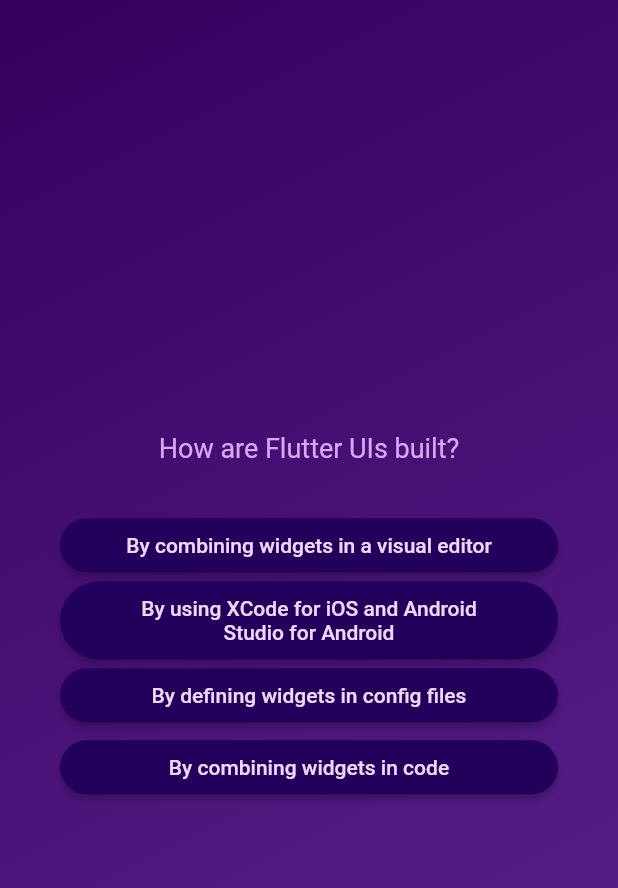
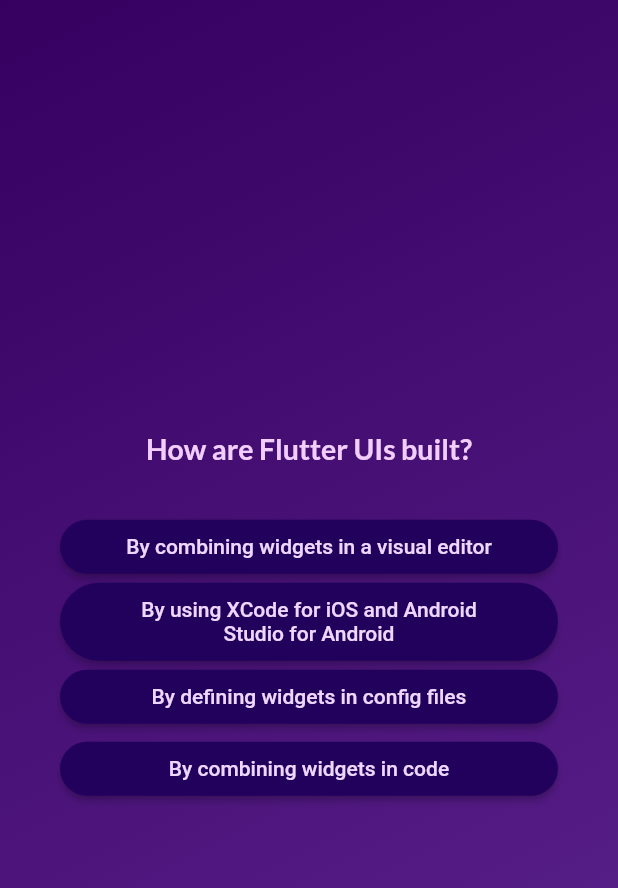
Before and after one commit to D3ShOoM/quiz_app, a Flutter app: the screen it shows after launch, after a tap on "Start Quiz", after a tap on "Components", on a phone screen of 412 x 824 dp. Shown: the top 888 px of the screen. Run offline on Flutter 3.47's test engine with Material 2 defaults, Android fonts, the phone set to English and light mode, and no system bars; our stand-ins replace google_fonts.

```diff
--- a/lib/answer_button.dart
+++ b/lib/answer_button.dart
@@ -10,13 +10,14 @@ class AnswerButton extends StatelessWidget {
       style: ElevatedButton.styleFrom(
           padding: const EdgeInsets.symmetric(horizontal: 40, vertical: 10),
           foregroundColor: const Color.fromARGB(255, 238, 215, 252),
-            backgroundColor: Color.fromARGB(255, 34, 1, 92),
-            shape: RoundedRectangleBorder(
-                borderRadius: BorderRadius.circular(40))),
+          backgroundColor: const Color.fromARGB(255, 34, 1, 92),
+          shape:
+              RoundedRectangleBorder(borderRadius: BorderRadius.circular(40))),
       onPressed: onTap,
       child: Text(
         text,
         textAlign: TextAlign.center,
-        ));
+      ),
+    );
   }
 }
--- a/lib/questions_screen.dart
+++ b/lib/questions_screen.dart
@@ -5,7 +5,9 @@ import 'package:quiz_app/styled_text.dart';
 import 'package:quiz_app/data/questions.dart';
 
 class QuestionScreen extends StatefulWidget {
-  const QuestionScreen({super.key});
+  const QuestionScreen({super.key, required this.onSelectAnswer});
+
+  final void Function(String answer) onSelectAnswer;
 
   @override
   State<QuestionScreen> createState() {
@@ -14,19 +16,15 @@ class QuestionScreen extends StatefulWidget {
 }
 
 class _QuestionsScreenState extends State<QuestionScreen> {
-  @override
-  void initState() {
-    // TODO: implement initState
-    super.initState();
-  }
   var currentQuestionIndex = 0;
 
-  void onTap(){
+  void answerQuestion(String selectedAnswer) {
+    widget.onSelectAnswer(selectedAnswer);
     setState(() {
-      currentQuestionIndex++;
+      currentQuestionIndex += 1;
     });
+  }
 
-  }
   @override
   Widget build(BuildContext context) {
     final currentQuestion = questions[currentQuestionIndex];
@@ -38,7 +36,16 @@ class _QuestionsScreenState extends State<QuestionScreen> {
         children: [
           StyledText(currentQuestion.text),
           const SizedBox(height: 30),
-          ...currentQuestion.getShuffledList().map((answer) => AnswerButton(onTap, answer)),
+          ...currentQuestion.getShuffledList().map(
+            (answer) {
+              return AnswerButton(
+                () {
+                  answerQuestion(answer);
+                },
+                answer,
+              );
+            },
+          ),
         ],
       ),
     );
--- a/lib/quiz.dart
+++ b/lib/quiz.dart
@@ -1,4 +1,6 @@
 import 'package:flutter/material.dart';
+import 'package:quiz_app/data/questions.dart';
+import 'package:quiz_app/results_screen.dart';
 import 'package:quiz_app/questions_screen.dart';
 import 'package:quiz_app/start_screen.dart';
 
@@ -12,6 +14,7 @@ class Quiz extends StatefulWidget {
 }
 
 class _QuizState extends State<Quiz> {
+  List<String> selectedAnswers = [];
   var activeScreen = 'start-screen';
   @override
   void initState() {
@@ -25,14 +28,25 @@ class _QuizState extends State<Quiz> {
     });
   }
 
+  void chooseAnswer(String answer) {
+    selectedAnswers.add(answer);
+    if (selectedAnswers.length == questions.length){
+      setState(() {
+        activeScreen = 'results-screen';
+      });
+
+    }
+  }
+
   @override
   Widget build(BuildContext context) {
     Widget screenWidget = StartScreen(switchScreen);
 
-    if (activeScreen == 'questions-screen'){
-      screenWidget = QuestionScreen();
+    if (activeScreen == 'questions-screen') {
+      screenWidget = QuestionScreen(onSelectAnswer: chooseAnswer,);
+    }else if (activeScreen == 'results-screen'){
+      screenWidget = ResultsScreen(chosenAnswers: selectedAnswers,);
     }
-
     return MaterialApp(
       home: Scaffold(
         body: Container(
--- a/lib/styled_text.dart
+++ b/lib/styled_text.dart
@@ -1,4 +1,5 @@
 import 'package:flutter/material.dart';
+import 'package:google_fonts/google_fonts.dart';
 
 class StyledText extends StatelessWidget {
   const StyledText(this.text, {super.key});
@@ -7,8 +8,13 @@ class StyledText extends StatelessWidget {
   @override
   Widget build(BuildContext context) {
     return Text(
-      text,textAlign: TextAlign.center,
-      style: const TextStyle(color: Color.fromARGB(255, 220, 166, 243), fontSize: 18),
+      text,
+      textAlign: TextAlign.center,
+      style: GoogleFonts.lato(
+        color: const Color.fromARGB(255, 242, 206, 252),
+        fontSize: 19,
+        fontWeight: FontWeight.bold,
+      ),
     );
   }
 }
--- a/pubspec.yaml
+++ b/pubspec.yaml
@@ -35,6 +35,7 @@ dependencies:
   # The following adds the Cupertino Icons font to your application.
   # Use with the CupertinoIcons class for iOS style icons.
   cupertino_icons: ^1.0.2
+  google_fonts: ^5.1.0
 
 dev_dependencies:
   flutter_test:
```
Also changed, not shown: lib/questions_summary.dart (added, +33 -0 lines), lib/results_screen.dart (added, +58 -0 lines), pubspec.lock, 1 other file. Lines whose indentation alone changed are shown as unchanged.
